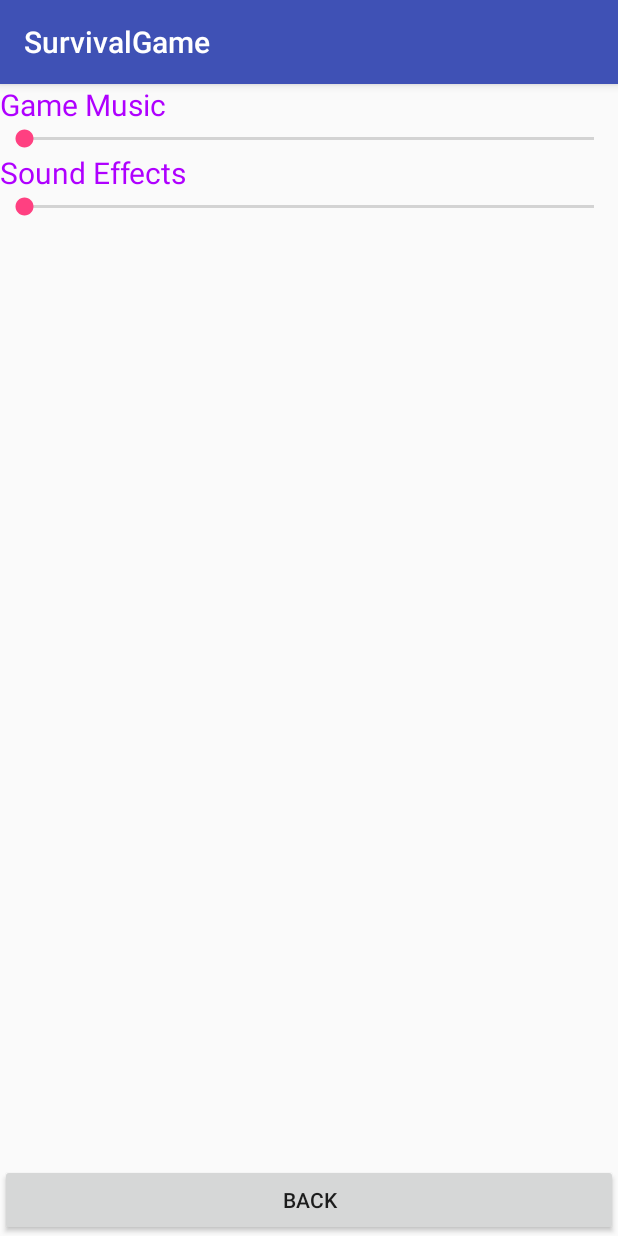
After one commit to LucianOfTheGate/TheSurvivalGame, an Android app: the fragment SoundFragment shown on its own in the app's theme, on a phone screen of 412 x 824 dp. The commit adds this screen. Run offline under Robolectric (Android 15) with nearby library versions, the phone set to English and light mode, and no system bars; 1 statement that could not run was skipped.

Commit message:
Added a few lines to show that our App Lifecycle code is running properly

```diff
--- a/app/src/main/java/com/example/annax/survivalgame/GameOptionFragment.java
+++ b/app/src/main/java/com/example/annax/survivalgame/GameOptionFragment.java
@@ -36,6 +36,7 @@ public class GameOptionFragment extends Fragment implements View.OnClickListener
 
     @Override
     public void onResume() {
+        Log.d(TAG, "Our Group Called OnResume()");
         super.onResume();
         try {
             ActionBar actionBar = ((AppCompatActivity) getActivity()).getSupportActionBar();
@@ -70,6 +71,18 @@ public class GameOptionFragment extends Fragment implements View.OnClickListener
         }
     }
 
+    @Override
+    public void onPause() {
+        Log.d(TAG, "Our Group Called OnPause()");
+        super.onPause();
+    }
+
+    @Override
+    public void onStop() {
+        Log.d(TAG, "Our Group Called OnStop()");
+        super.onStop();
+    }
+
     private void showQuitAppDialog() {
         FragmentManager manager = getFragmentManager();
         QuitAppDialogFragment fragment = new QuitAppDialogFragment();
--- /dev/null
+++ b/app/src/main/java/com/example/annax/survivalgame/Sound.java
@@ -0,0 +1,18 @@
+package com.example.annax.survivalgame;
+
+import android.os.Bundle;
+import android.support.design.widget.FloatingActionButton;
+import android.support.design.widget.Snackbar;
+import android.support.v4.app.Fragment;
+import android.support.v7.app.AppCompatActivity;
+import android.support.v7.widget.Toolbar;
+import android.view.View;
+
+public class Sound extends SingleFragmentActivity {
+
+    @Override
+    protected Fragment createFragment() {
+        return new SinglePlayerFragment();
+    }
+
+}
--- /dev/null
+++ b/app/src/main/java/com/example/annax/survivalgame/SoundFragment.java
@@ -0,0 +1,35 @@
+package com.example.annax.survivalgame;
+
+import android.support.v4.app.Fragment;
+import android.os.Bundle;
+import android.view.LayoutInflater;
+import android.view.View;
+import android.view.ViewGroup;
+import android.widget.Button;
+
+/**
+ * A placeholder fragment containing a simple view.
+ */
+public class SoundFragment extends Fragment implements View.OnClickListener {
+
+    @Override
+    public View onCreateView(LayoutInflater inflater, ViewGroup container,
+                             Bundle savedInstanceState) {
+        View v = inflater.inflate(R.layout.fragment_sound, container, false);
+
+        Button singleBack = v.findViewById(R.id.SingleBack);
+        singleBack.setOnClickListener(this);
+
+        return v;
+    }
+
+    @Override
+    public void onClick(View v){
+
+        switch(v.getId()){
+            case R.id.SingleBack:
+                getActivity().finish();
+                break;
+        }
+    }
+}
--- a/app/src/main/java/com/example/annax/survivalgame/SplashScreenActivity.java
+++ b/app/src/main/java/com/example/annax/survivalgame/SplashScreenActivity.java
@@ -2,6 +2,7 @@ package com.example.annax.survivalgame;
 
 import android.os.Bundle;
 import android.support.v4.app.Fragment;
+import android.util.Log;
 
 public class SplashScreenActivity extends SingleFragmentActivity {
     @Override
@@ -14,13 +15,15 @@ public class SplashScreenActivity extends SingleFragmentActivity {
      */
     @Override
     protected void onCreate(Bundle savedInstanceState) {
+        Log.d(getClass().getSimpleName(), "Our Group Called OnCreate()");
         super.onCreate(savedInstanceState);
         setContentView(R.layout.activity_fragment);
     }
 
     @Override
     protected void onStart() {
+        Log.d(getClass().getSimpleName(), "Our Group Called OnStart()");
         super.onStart();
+    }
 
-    }
 }
--- /dev/null
+++ b/app/src/main/res/layout/fragment_sound.xml
@@ -0,0 +1,54 @@
+<?xml version="1.0" encoding="utf-8"?>
+<LinearLayout xmlns:android="http://schemas.android.com/apk/res/android"
+    android:orientation="vertical"
+    android:layout_width="match_parent"
+    android:layout_height="match_parent">
+
+    <LinearLayout
+        android:layout_width="match_parent"
+        android:layout_height="wrap_content"
+        android:orientation="vertical"
+        android:gravity="center|top">
+
+        <TextView
+            android:id="@+id/GameMusic"
+            android:layout_width="match_parent"
+            android:layout_height="wrap_content"
+            android:textSize="20dp"
+            android:textColor="#AF00FF"
+            android:text="Game Music" />
+
+        <SeekBar
+            android:id="@+id/musicSlider"
+            android:layout_width="match_parent"
+            android:layout_height="wrap_content" />
+
+        <TextView
+            android:id="@+id/SoundEffects"
+            android:layout_width="match_parent"
+            android:layout_height="wrap_content"
+            android:textSize="20dp"
+            android:textColor="#AF00FF"
+            android:text="Sound Effects" />
+
+        <SeekBar
+            android:id="@+id/soundEffectsSlider"
+            android:layout_width="match_parent"
+            android:layout_height="wrap_content" />
+    </LinearLayout>
+
+    <LinearLayout
+        android:layout_width="match_parent"
+        android:layout_height="0dip"
+        android:layout_weight="1"
+        android:gravity="center|bottom">
+
+        <Button
+            android:layout_width="match_parent"
+            android:layout_height="wrap_content"
+            android:id="@+id/ScoreBack"
+            android:text="@string/back"
+            android:layout_marginBottom="0dp"/>
+    </LinearLayout>
+
+</LinearLayout>
```
